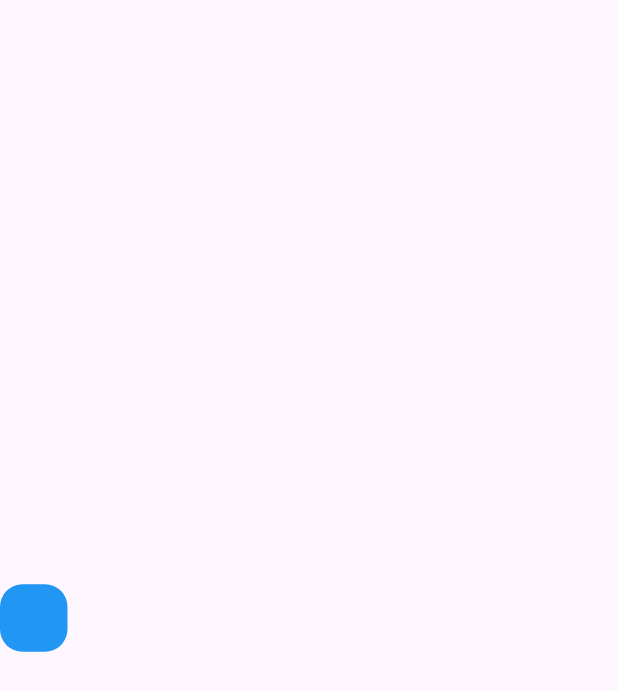
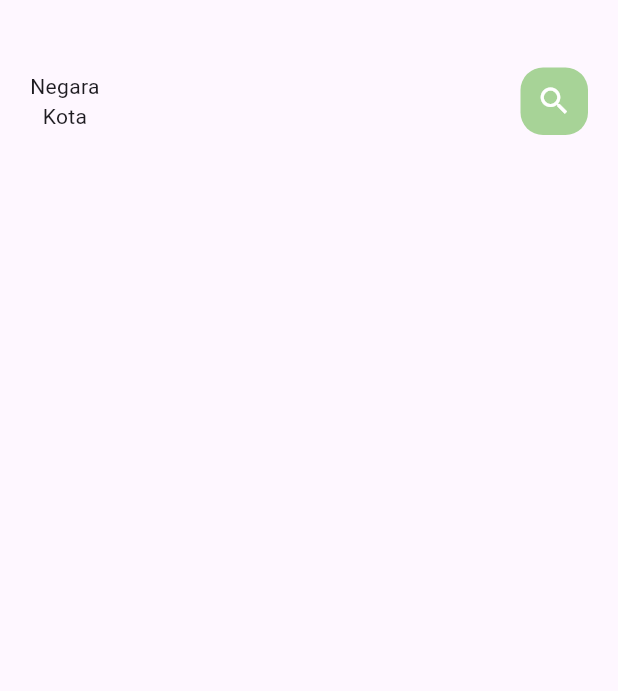
Before and after one commit to dhalcyon/tiket_wisata, a Flutter app: the MainTourPage screen opened directly, on a phone screen of 412 x 824 dp. Shown: the top 691 px of the screen. Run offline on Flutter 3.47's test engine with Material 3 defaults, Android fonts, the phone set to English and light mode, and no system bars.

Commit message:
add colors and modify main tour page

```diff
--- a/lib/home/main_tour_page.dart
+++ b/lib/home/main_tour_page.dart
@@ -1,4 +1,5 @@
 import 'package:flutter/material.dart';
+import 'package:tiket_wisata/utils/colors.dart';
 
 class MainTourPage extends StatefulWidget {
   const MainTourPage({Key? key}) : super(key: key);
@@ -10,23 +11,38 @@ class MainTourPage extends StatefulWidget {
 class _MainTourPageState extends State<MainTourPage> {
   @override
   Widget build(BuildContext context) {
-    return Container(
+    return Scaffold(
+        body: Column(
+      children: [
+        Container(
           child: Container(
+            margin: EdgeInsets.only(top: 45, bottom: 15),
+            padding: EdgeInsets.only(left: 20, right: 20),
             child: Row(
+              mainAxisAlignment: MainAxisAlignment.spaceBetween,
               children: [
                 Column(
-            children: [],
+                  children: [
+                    Text("Negara"),
+                    Text("Kota"),
+                  ],
                 ),
-          Container(
+                Center(
+                  child: Container(
                     width: 45,
                     height: 45,
+                    child: Icon(Icons.search, color: Colors.white),
                     decoration: BoxDecoration(
                       borderRadius: BorderRadius.circular(15),
-              color: Colors.blue,
+                      color: TheColors.mainColor,
+                    ),
                   ),
                 )
               ],
             ),
+          ),
+        ),
+      ],
     ));
   }
 }
--- a/lib/main.dart
+++ b/lib/main.dart
@@ -1,4 +1,5 @@
 import 'package:flutter/material.dart';
+import 'package:tiket_wisata/home/main_tour_page.dart';
 
 void main() {
   runApp(const MyApp());
@@ -11,43 +12,18 @@
   @override
   Widget build(BuildContext context) {
     return MaterialApp(
+      debugShowCheckedModeBanner: false,
       title: 'Flutter Demo',
       theme: ThemeData(
-        // This is the theme of your application.
-        //
-        // TRY THIS: Try running your application with "flutter run". You'll see
-        // the application has a purple toolbar. Then, without quitting the app,
-        // try changing the seedColor in the colorScheme below to Colors.green
-        // and then invoke "hot reload" (save your changes or press the "hot
-        // reload" button in a Flutter-supported IDE, or press "r" if you used
-        // the command line to start the app).
-        //
-        // Notice that the counter didn't reset back to zero; the application
-        // state is not lost during the reload. To reset the state, use hot
-        // restart instead.
-        //
-        // This works for code too, not just values: Most code changes can be
-        // tested with just a hot reload.
-        colorScheme: ColorScheme.fromSeed(seedColor: Colors.deepPurple),
-        useMaterial3: true,
+
       ),
-      home: const MyHomePage(title: 'Flutter Demo Home Page'),
+      home: MainTourPage(),
     );
   }
 }
 
 class MyHomePage extends StatefulWidget {
   const MyHomePage({super.key, required this.title});
-
-  // This widget is the home page of your application. It is stateful, meaning
-  // that it has a State object (defined below) that contains fields that affect
-  // how it looks.
-
-  // This class is the configuration for the state. It holds the values (in this
-  // case the title) provided by the parent (in this case the App widget) and
-  // used by the build method of the State. Fields in a Widget subclass are
-  // always marked "final".
-
   final String title;
 
   @override
--- /dev/null
+++ b/lib/utils/colors.dart
@@ -0,0 +1,14 @@
+import "dart:ui";
+
+class TheColors {
+  static final Color mainColor = const Color(0xffA7D397);
+  static final Color textColor = const Color(0xffC2C2C2);
+  static final Color icon1Color = const Color(0xffF3B664);
+  static final Color icon2Color = const Color(0xffEC8F5E);
+  static final Color forColor = const Color(0xff555843);
+  static final Color buttonBgColor = const Color(0xffE1F0DA);
+  static final Color signColor = const Color(0xffA9A29F);
+  static final Color titleColor = const Color(0xff50623A);
+  static final Color blackColor = const Color(0xff090807);
+  static final Color yellowColor = const Color(0xffF1EB90);
+}
```
Also changed, not shown: lib/widgets/high_text.dart (added). Lines whose indentation alone changed are shown as unchanged.
